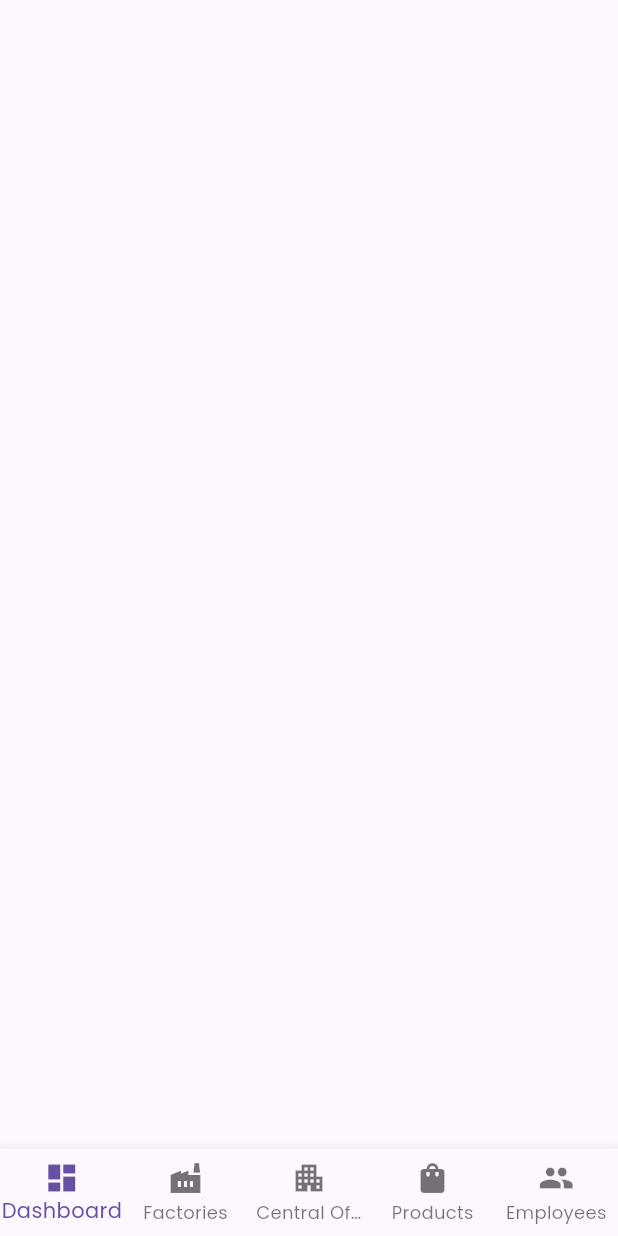
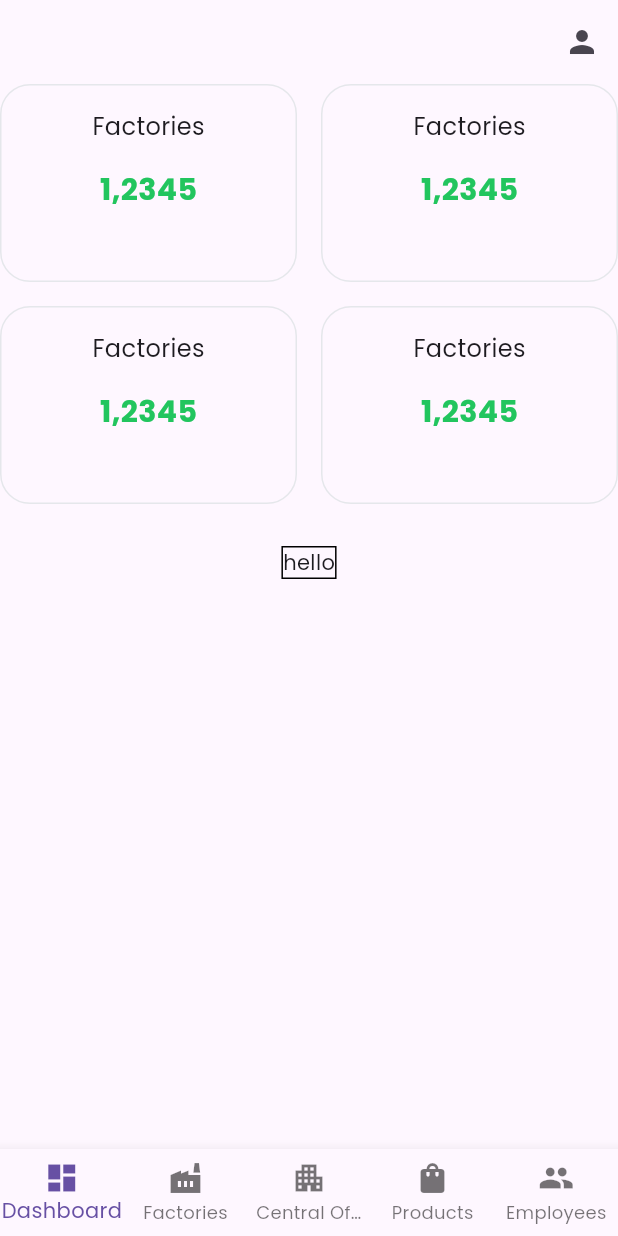
Before and after one commit to shashankyerguntala/spear_me_app, a Flutter app: the OwnerDashboard screen opened by its route, on a phone screen of 412 x 824 dp. Run offline on Flutter 3.47's test engine with Material 3 defaults, Android fonts, the light colour scheme and no system bars; our stand-ins replace bloc, dio, equatable, flutter_bloc, get_it, go_router and 2 more.

Commit message:
owner_dashboard_grid_done

```diff
--- a/lib/features/authentication/presentation/sign_in/screens/sign_in_screen.dart
+++ b/lib/features/authentication/presentation/sign_in/screens/sign_in_screen.dart
@@ -37,7 +37,7 @@ class SignInScreen extends StatelessWidget {
                   StringConstants.welcomeBack,
                   style: const TextStyle(color: Colors.black),
                 ),
-                backgroundColor: const Color.fromARGB(186, 25, 255, 48),
+                backgroundColor: ColorConstants.success,
               ),
             );
 
--- a/lib/features/owner/presentation/owner_dashboard/screens/owner_dashboard.dart
+++ b/lib/features/owner/presentation/owner_dashboard/screens/owner_dashboard.dart
@@ -1,4 +1,5 @@
 import 'package:flutter/material.dart';
+import 'package:spear_me_app/features/owner/presentation/owner_dashboard/widgets/stat_card.dart';
 
 class OwnerDashboard extends StatelessWidget {
   const OwnerDashboard({super.key});
@@ -6,10 +7,38 @@ class OwnerDashboard extends StatelessWidget {
   @override
   Widget build(BuildContext context) {
     return Scaffold(
-      body: GridView(
-        gridDelegate: SliverGridDelegateWithFixedCrossAxisCount(
-          crossAxisCount: 4,
-        ),
+      appBar: AppBar(
+        actions: <Widget>[
+          Padding(
+            padding: const EdgeInsets.all(12.0),
+            child: Icon(Icons.person),
+          ),
+        ],
+      ),
+      body: Column(
+        spacing: 28,
+        children: <Widget>[
+          GridView(
+            shrinkWrap: true,
+            physics: NeverScrollableScrollPhysics(),
+            gridDelegate: SliverGridDelegateWithFixedCrossAxisCount(
+              crossAxisCount: 2,
+              crossAxisSpacing: 16,
+              mainAxisSpacing: 16,
+              childAspectRatio: 1.5,
+            ),
+            children: <Widget>[
+              StatCard(label: 'Factories'),
+              StatCard(label: 'Factories'),
+              StatCard(label: 'Factories'),
+              StatCard(label: 'Factories'),
+            ],
+          ),
+          Container(
+            decoration: BoxDecoration(border: BoxBorder.all()),
+            child: Text('hello'),
+          ),
+        ],
       ),
     );
   }
--- /dev/null
+++ b/lib/features/owner/presentation/owner_dashboard/widgets/stat_card.dart
@@ -0,0 +1,33 @@
+import 'package:flutter/material.dart';
+import 'package:spear_me_app/core/constants/color_constants.dart';
+
+class StatCard extends StatelessWidget {
+  final String label;
+  const StatCard({required this.label, super.key});
+
+  @override
+  Widget build(BuildContext context) {
+    return Container(
+      padding: EdgeInsets.all(16),
+      decoration: BoxDecoration(
+        border: BoxBorder.all(color: ColorConstants.border),
+        borderRadius: BorderRadius.circular(20),
+      ),
+      child: Column(
+        spacing: 16,
+        children: <Widget>[
+          Text(label, style: TextStyle(fontSize: 16)),
+
+          Text(
+            '1,2345',
+            style: TextStyle(
+              fontSize: 20,
+              fontWeight: FontWeight.bold,
+              color: ColorConstants.success,
+            ),
+          ),
+        ],
+      ),
+    );
+  }
+}
--- a/pubspec.yaml
+++ b/pubspec.yaml
@@ -42,6 +42,7 @@ dependencies:
   google_fonts: ^6.3.2
   go_router: ^16.3.0
   equatable: ^2.0.7
+  fl_chart: ^1.1.0
 
 dev_dependencies:
   flutter_test:
```
Also changed, not shown: pubspec.lock.
